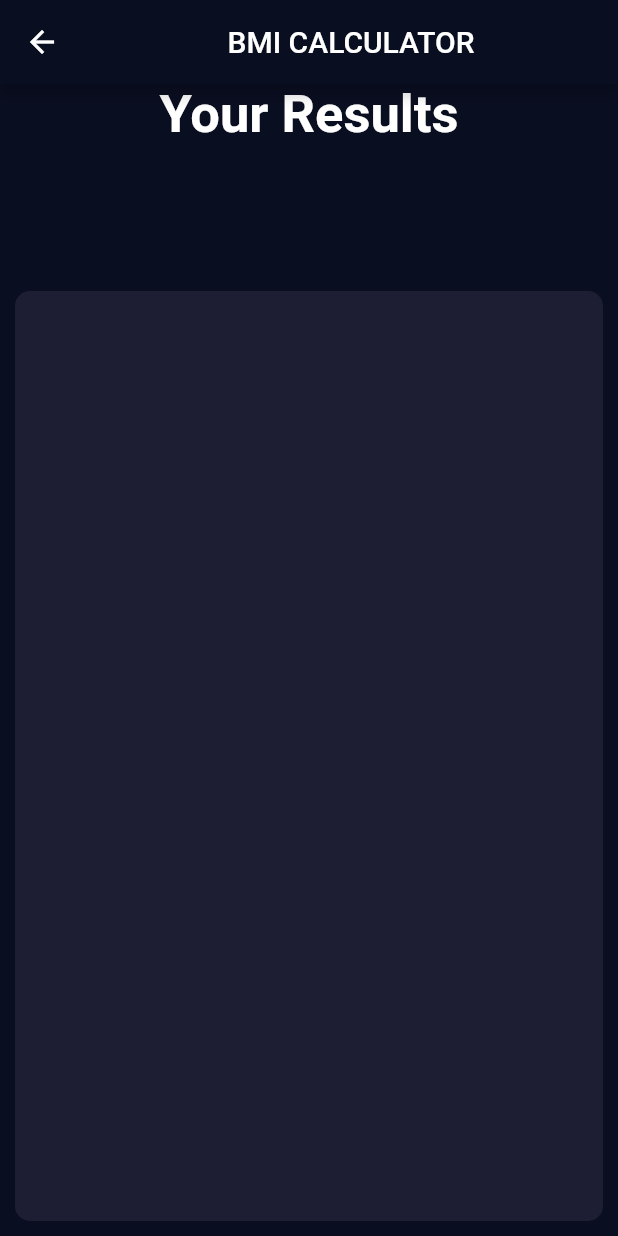
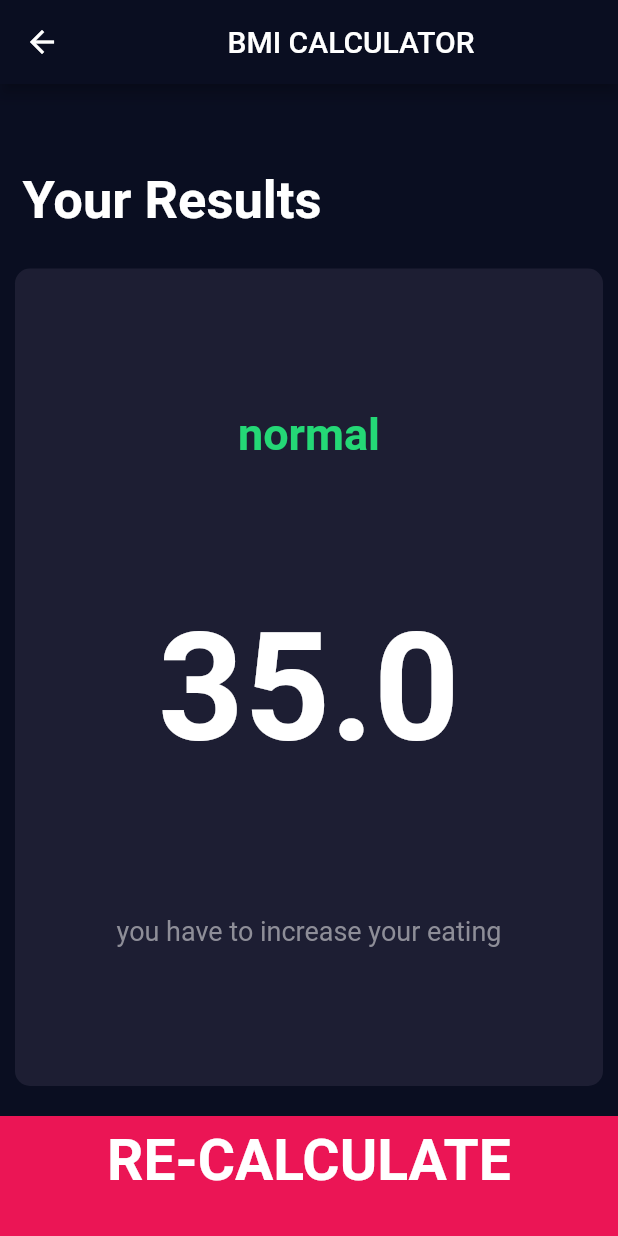
Before and after one commit to SUFFOSOHRAOUL/BMi, a Flutter app: the resultpage screen opened directly, on a phone screen of 412 x 824 dp. Run offline on Flutter 3.47's test engine with Material 2 defaults, Android fonts, the phone set to English and light mode, and no system bars; our stand-ins replace font_awesome_flutter.

Commit message:
design completed

```diff
--- /dev/null
+++ b/lib/components/reuseable_card.dart
@@ -0,0 +1,23 @@
+import 'package:bmi_calculatorr/screen/inputpage.dart';
+import 'package:flutter/material.dart';
+
+class ReuseableCard extends StatelessWidget {
+  ReuseableCard({required this.colour, this.cardChild, this.onPressed});
+  final Color colour;
+  final Widget? cardChild;
+  final Function()? onPressed;
+  @override
+  Widget build(BuildContext context) {
+    return GestureDetector(
+      onTap: onPressed,
+      child: Container(
+        child: cardChild,
+        margin: EdgeInsets.all(10.0),
+        decoration: BoxDecoration(
+          color: colour,
+          borderRadius: BorderRadius.circular(10.0),
+        ),
+      ),
+    );
+  }
+}
--- a/lib/main.dart
+++ b/lib/main.dart
@@ -1,5 +1,5 @@
 import 'package:flutter/material.dart';
-import 'inputpage.dart';
+import 'screen/inputpage.dart';
 
 void main() {
   runApp(const BMI_CALCULATOR());
--- a/lib/resultpage.dart
+++ /dev/null
@@ -1,35 +0,0 @@
-import 'package:flutter/material.dart';
-import 'package:flutter/src/foundation/key.dart';
-import 'package:flutter/src/widgets/framework.dart';
-import 'constants.dart';
-import 'reuseable_card.dart';
-
-class resultpage extends StatelessWidget {
-  const resultpage({Key? key}) : super(key: key);
-
-  @override
-  Widget build(BuildContext context) {
-    return Scaffold(
-        appBar: AppBar(
-          title: Center(
-            child: Text('BMI CALCULATOR'),
-          ),
-        ),
-        body: Column(
-          mainAxisAlignment: MainAxisAlignment.spaceEvenly,
-          children: [
-            Expanded(
-              child: Container(
-                child: Text('Your Results', style: kTitleTextstyle),
-              ),
-            ),
-            Expanded(
-              flex: 5,
-              child: ReuseableCard(
-                colour: kCardcolor,
-              ),
-            )
-          ],
-        ));
-  }
-}
--- a/lib/reuseable_card.dart
+++ /dev/null
@@ -1,22 +0,0 @@
-import 'package:bmi_calculatorr/inputpage.dart';
-import 'package:flutter/material.dart';
-class ReuseableCard extends StatelessWidget {
-  ReuseableCard({required this.colour ,  this.cardChild ,  this.onPressed});
-     final   Color colour;
-     final Widget? cardChild ;
-     final Function()? onPressed;
-  @override
-  Widget build(BuildContext context) {
-    return GestureDetector(
-      onTap: onPressed,
-      child: Container(
-                  child: cardChild,
-                   margin: EdgeInsets.all(10.0),
-                   decoration:  BoxDecoration(
-                    color: colour,
-                    borderRadius: BorderRadius.circular(10.0),
-                   ),
-                  ),
-    );
-  }
-}
--- /dev/null
+++ b/lib/screen/resultpage.dart
@@ -0,0 +1,67 @@
+import 'package:bmi_calculatorr/components/buttombutton.dart';
+import 'package:bmi_calculatorr/screen/inputpage.dart';
+import 'package:flutter/material.dart';
+import 'package:flutter/src/foundation/key.dart';
+import 'package:flutter/src/widgets/framework.dart';
+import '../components/constants.dart';
+import '../components/reuseable_card.dart';
+
+class resultpage extends StatelessWidget {
+  const resultpage({Key? key}) : super(key: key);
+
+  @override
+  Widget build(BuildContext context) {
+    return Scaffold(
+        appBar: AppBar(
+          title: Center(
+            child: Text('BMI CALCULATOR'),
+          ),
+        ),
+        body: Column(
+          mainAxisAlignment: MainAxisAlignment.spaceEvenly,
+          crossAxisAlignment: CrossAxisAlignment.stretch,
+          children: [
+            Expanded(
+              child: Container(
+                padding: EdgeInsets.all(15.0),
+                alignment: Alignment.bottomLeft,
+                child: Text(
+                  'Your Results',
+                  style: kTitleTextstyle,
+                ),
+              ),
+            ),
+            Expanded(
+              flex: 5,
+              child: ReuseableCard(
+                colour: kCardcolor,
+                cardChild: Column(
+                  mainAxisAlignment: MainAxisAlignment.spaceEvenly,
+                  crossAxisAlignment: CrossAxisAlignment.center,
+                  children: [
+                    Text(
+                      'normal',
+                      style: kRemarktextstyle,
+                    ),
+                    Text(
+                      '35.0',
+                      style: kBmiTextstyle,
+                    ),
+                    Text(
+                      'you have to increase your eating',
+                      style: kLabelTextStyle,
+                    )
+                  ],
+                ),
+              ),
+            ),
+            bottomButton(
+                label: 'RE-CALCULATE',
+                onTap: () {
+                  Navigator.push(context,
+                      MaterialPageRoute(builder: (context) => input_page()));
+                })
+          ],
+        ));
+  }
+}
```
Also changed, not shown: lib/icon_content.dart (+10 -8 lines), lib/screen/inputpage.dart (renamed from lib/inputpage.dart, +5 -5 lines), lib/components/buttombutton.dart (renamed from lib/buttombutton.dart), lib/components/constants.dart (renamed from lib/constants.dart), lib/components/roundiconbutton.dart (renamed from lib/roundiconbutton.dart).
